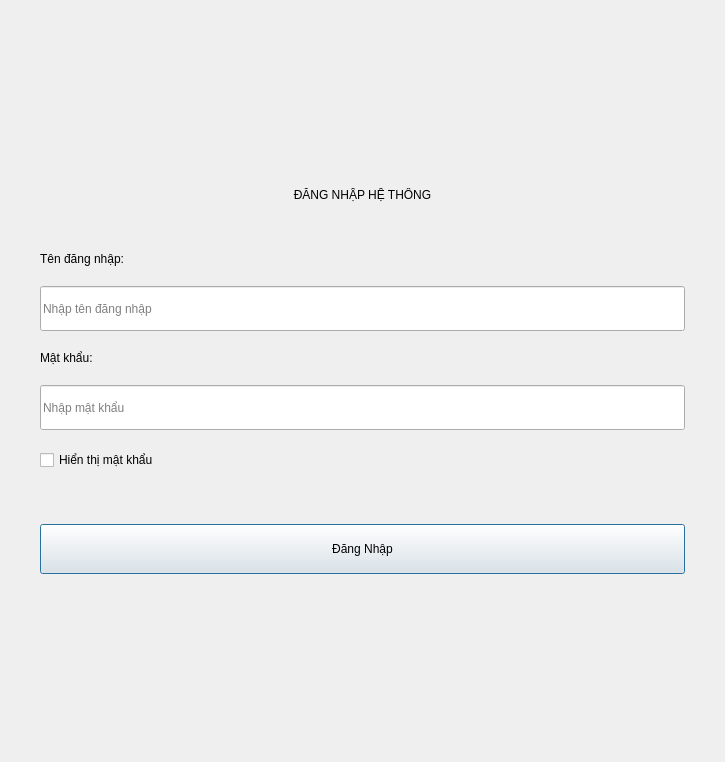
Old version of the form logindialog.ui in the repository DuongNguyen0210/StoreProject.
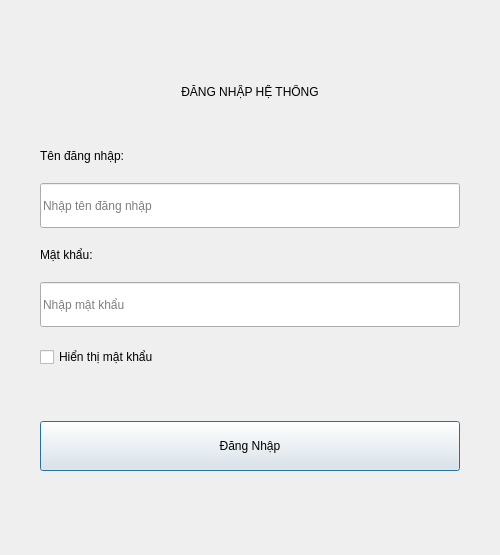
New version of the form.

Diff of the .ui file:
```diff
--- a/logindialog.ui
+++ b/logindialog.ui
@@ -6,8 +6,8 @@
    <rect>
     <x>0</x>
     <y>0</y>
-    <width>725</width>
-    <height>762</height>
+    <width>500</width>
+    <height>555</height>
    </rect>
   </property>
   <property name="windowTitle">
```
Left out of the diff: 4 changed lines with no effect on the pictures.
